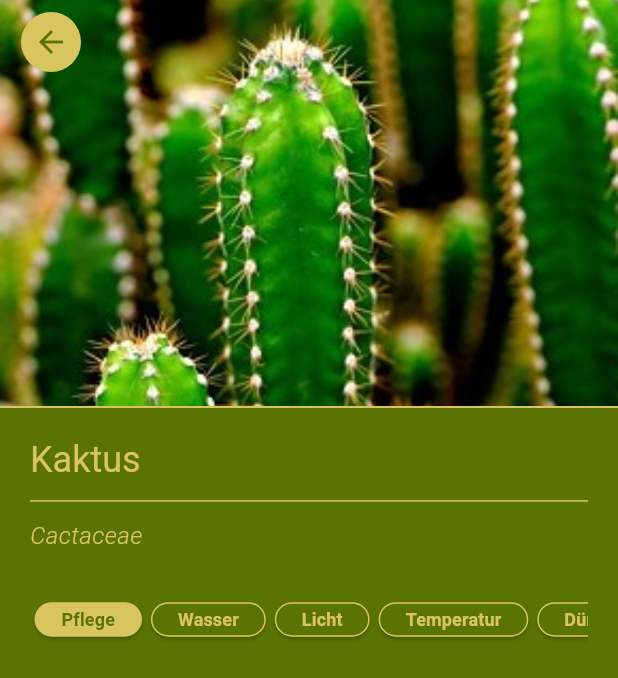
After one commit to tschulzon/Bachelorarbeit_Juliana_Kuehn, a Flutter app: the AddPlant screen opened directly, after a tap on "Kaktus", on a phone screen of 412 x 824 dp. The commit adds this screen. Shown: the top 678 px of the screen. Run offline on Flutter 3.47's test engine with Material 3 defaults, Android fonts, the phone set to English and light mode, and no system bars; our stand-ins replace shared_preferences, timelines_plus, toggle_switch; missing offline and left inert: dart:ffi, linear_progress_bar; accounts and stored records are empty.

Commit message:
added first ui elements on plant detail page and created a horizontal button row for getting to the needed info

```diff
--- a/plantagotchi/lib/views/add_plant.dart
+++ b/plantagotchi/lib/views/add_plant.dart
@@ -4,6 +4,7 @@ import 'package:flutter/material.dart';
 import 'package:flutter/services.dart';
 import 'package:plantagotchi/viewmodels/startpage_viewmodel.dart';
 import 'package:plantagotchi/viewmodels/user_viewmodel.dart';
+import 'package:plantagotchi/views/plant_detail_page.dart';
 import 'package:plantagotchi/widgets/action_button.dart';
 import 'package:provider/provider.dart';
 
@@ -180,6 +181,17 @@ class _AddPlantState extends State<AddPlant> {
                             shape: RoundedRectangleBorder(
                               borderRadius: BorderRadius.circular(12),
                             ),
+                            child: InkWell(
+                              borderRadius: BorderRadius.circular(12),
+                              onTap: () {
+                                Navigator.of(context).push(
+                                  MaterialPageRoute(
+                                    builder: (context) => PlantDetailPage(
+                                      plant: plant,
+                                    ),
+                                  ),
+                                );
+                              },
                               child: Row(
                                 crossAxisAlignment: CrossAxisAlignment.center,
                                 children: [
@@ -192,7 +204,8 @@ class _AddPlantState extends State<AddPlant> {
                                   ),
                                   const SizedBox(width: 16.0),
                                   Column(
-                                  crossAxisAlignment: CrossAxisAlignment.start,
+                                    crossAxisAlignment:
+                                        CrossAxisAlignment.start,
                                     children: [
                                       const SizedBox(height: 10),
                                       Text(
@@ -220,6 +233,7 @@ class _AddPlantState extends State<AddPlant> {
                                   ),
                                 ],
                               ),
+                            ),
                           );
                         });
                   }),
--- /dev/null
+++ b/plantagotchi/lib/views/plant_detail_page.dart
@@ -0,0 +1,103 @@
+import 'package:flutter/material.dart';
+import 'package:plantagotchi/models/plant_template.dart';
+import 'package:plantagotchi/viewmodels/startpage_viewmodel.dart';
+import 'package:plantagotchi/viewmodels/user_viewmodel.dart';
+import 'package:plantagotchi/widgets/horizontal_button_row.dart';
+import 'package:provider/provider.dart';
+import 'package:toggle_switch/toggle_switch.dart';
+
+class PlantDetailPage extends StatelessWidget {
+  final Map<String, dynamic> plant;
+
+  const PlantDetailPage({super.key, required this.plant});
+
+  @override
+  Widget build(BuildContext context) {
+    final viewModel = Provider.of<StartpageViewModel>(context);
+    final colors = Theme.of(context).colorScheme;
+    final fontstyle = Theme.of(context).textTheme;
+    final user = Provider.of<UserViewModel>(context).user;
+    final userViewModel = Provider.of<UserViewModel>(context, listen: false);
+
+    final labels = [
+      "Pflege",
+      "Wasser",
+      "Licht",
+      "Temperatur",
+      "Dünger",
+      "Zuschneiden",
+      "Umtopfen"
+    ];
+
+    print("CURRENT PLANT: ${plant}");
+
+    return Scaffold(
+      body: CustomScrollView(
+        slivers: [
+          // Other AppBar because here the Image should be in the upper third
+          SliverAppBar(
+            expandedHeight: MediaQuery.of(context).size.height * 0.33,
+            pinned: true,
+            backgroundColor: colors.primary,
+            leading: Padding(
+              padding: const EdgeInsets.only(left: 12.0, top: 8.0, bottom: 8.0),
+              child: GestureDetector(
+                onTap: () => Navigator.of(context).pop(),
+                child: CircleAvatar(
+                  backgroundColor: colors.primary,
+                  child: Icon(Icons.arrow_back, color: colors.onPrimary),
+                ),
+              ),
+            ),
+            flexibleSpace: FlexibleSpaceBar(
+              background: Container(
+                decoration: BoxDecoration(
+                    border: Border(bottom: BorderSide(color: colors.primary))),
+                child: Image.asset(
+                  plant['imageUrl'] ?? 'assets/images/avatars/plant-transp.gif',
+                  fit: BoxFit.cover,
+                ),
+              ),
+            ),
+          ),
+          SliverToBoxAdapter(
+            child: Padding(
+              padding: const EdgeInsets.all(20.0),
+              child: Column(
+                crossAxisAlignment: CrossAxisAlignment.start,
+                children: [
+                  Text(
+                    plant['commonName'] ?? '',
+                    style: fontstyle.headlineLarge,
+                  ),
+                  Divider(
+                    color: Theme.of(context).colorScheme.primary,
+                    thickness: 1,
+                    height: 24,
+                    indent: 0,
+                    endIndent: 0,
+                  ),
+                  // const SizedBox(height: 12),
+                  Text(
+                    plant['scientificName'] ?? '',
+                    style: TextStyle(
+                        fontSize: 16,
+                        color: colors.primary,
+                        fontStyle: FontStyle.italic,
+                        fontWeight: FontWeight.w300),
+                  ),
+                  const SizedBox(height: 20),
+                  HorizontalButtonRow(
+                      labels: labels,
+                      onSelected: (index) {
+                        print("Ausgewählt: $index");
+                      })
+                ],
+              ),
+            ),
+          ),
+        ],
+      ),
+    );
+  }
+}
--- /dev/null
+++ b/plantagotchi/lib/widgets/horizontal_button_row.dart
@@ -0,0 +1,75 @@
+import 'package:flutter/material.dart';
+
+class HorizontalButtonRow extends StatefulWidget {
+  final List<String> labels;
+  final ValueChanged<int> onSelected;
+  final int initialIndex;
+
+  const HorizontalButtonRow(
+      {super.key,
+      required this.labels,
+      required this.onSelected,
+      this.initialIndex = 0});
+
+  @override
+  State<HorizontalButtonRow> createState() => _HorizontalButtonRowState();
+}
+
+class _HorizontalButtonRowState extends State<HorizontalButtonRow> {
+  late int selectedIndex;
+
+  @override
+  void initState() {
+    super.initState();
+    selectedIndex = widget.initialIndex;
+  }
+
+  @override
+  Widget build(BuildContext context) {
+    final colors = Theme.of(context).colorScheme;
+    final fontstyle = Theme.of(context).textTheme;
+
+    return SingleChildScrollView(
+      scrollDirection: Axis.horizontal,
+      child: Row(
+        children: List.generate(widget.labels.length, (index) {
+          return Padding(
+            padding: const EdgeInsets.symmetric(horizontal: 3.0),
+            child: ElevatedButton(
+              style: ElevatedButton.styleFrom(
+                backgroundColor:
+                    selectedIndex == index ? colors.primary : colors.onPrimary,
+                foregroundColor:
+                    selectedIndex == index ? colors.onPrimary : colors.primary,
+                shape: RoundedRectangleBorder(
+                  borderRadius: BorderRadius.circular(30),
+                ),
+                side: BorderSide(
+                  color: selectedIndex == index
+                      ? Colors.transparent
+                      : colors.primary,
+                  width: 1,
+                ),
+                padding: const EdgeInsets.symmetric(
+                  horizontal: 18, // Breite
+                  vertical: 3, // Höhe (kleiner Wert = schmäler)
+                ),
+                minimumSize: const Size(0, 15), // Mindesthöhe (optional)
+              ),
+              onPressed: () {
+                setState(() {
+                  selectedIndex = index;
+                });
+                widget.onSelected(index);
+              },
+              child: Text(
+                widget.labels[index],
+                style: const TextStyle(fontSize: 12),
+              ),
+            ),
+          );
+        }),
+      ),
+    );
+  }
+}
--- a/plantagotchi/pubspec.yaml
+++ b/plantagotchi/pubspec.yaml
@@ -42,6 +42,7 @@ dependencies:
   linear_progress_bar: ^1.2.0
   timelines_plus: ^1.0.6
   intl: ^0.20.2
+  scrollable_positioned_list: ^0.3.8
 
 dev_dependencies:
   flutter_test:
```
Also changed, not shown: plantagotchi/pubspec.lock. Lines whose indentation alone changed are shown as unchanged.
